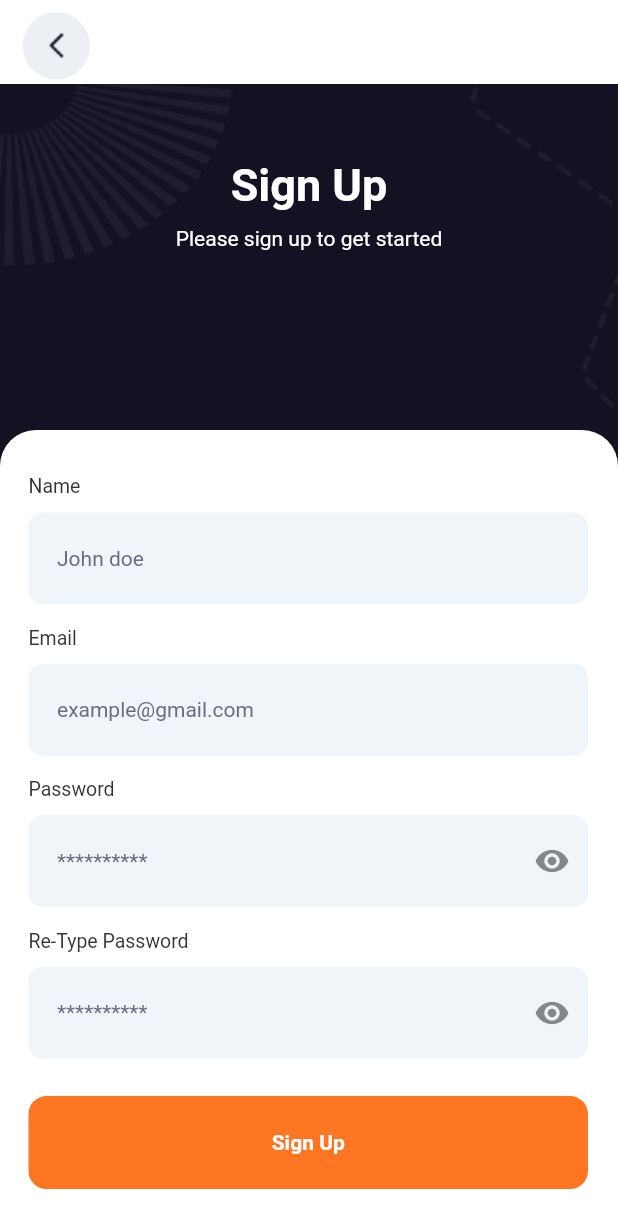
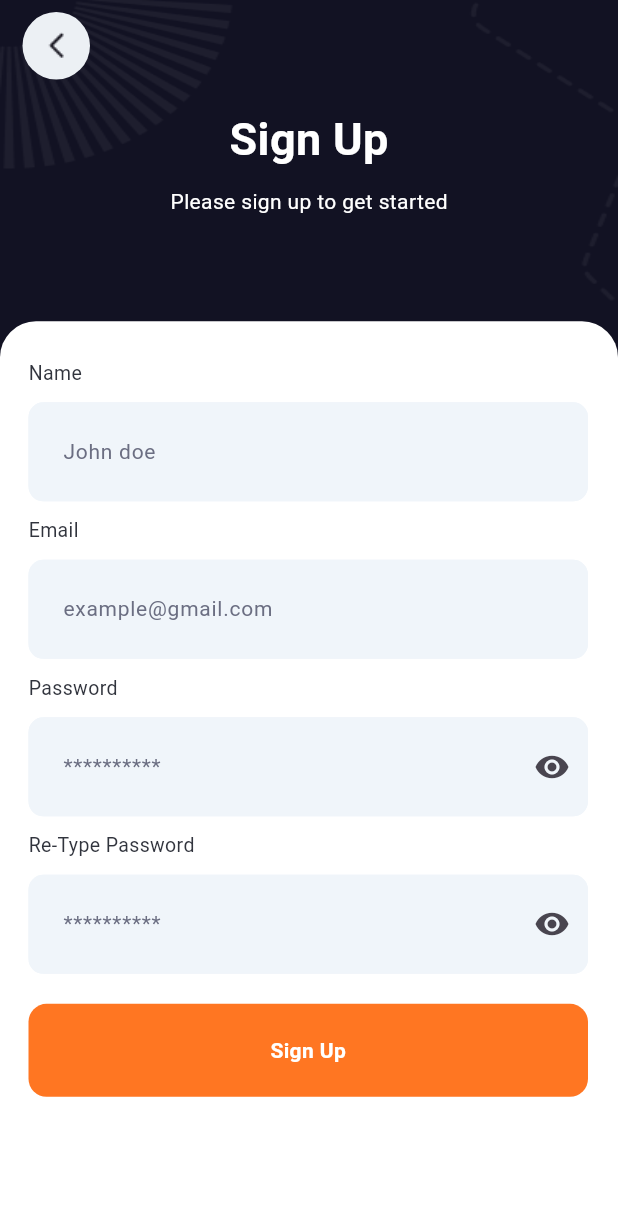
Before and after one commit to yasinkntar/coody, a Flutter app: the LoginView screen opened directly, after a tap on "SIGN UP", on a phone screen of 412 x 824 dp. Shown: the top 1228 px of the screen. Run offline on Flutter 3.47's test engine with Material 3 defaults, Android fonts, the light colour scheme and no system bars; our stand-ins replace bloc, cloud_firestore, firebase_auth, firebase_core, firebase_storage, flutter_bloc and 13 more; missing offline and left inert: another_stepper, shaky_animated_listview, u_credit_card; accounts and stored records are empty; Roboto replaces fonts that are missing (Sen).

Commit message:
Add animation & Repair AppBar Auth

```diff
--- a/lib/core/functions/routing.dart
+++ b/lib/core/functions/routing.dart
@@ -1,23 +1,91 @@
 import 'package:flutter/material.dart';
 
-pushTo(BuildContext context, Widget newView) {
-  Navigator.of(context).push(MaterialPageRoute(
-    builder: (context) => newView,
+// pushTo(BuildContext context, Widget newView) {
+//   Navigator.of(context).push(MaterialPageRoute(
+//     builder: (context) => newView,
+//   ));
+// }
+
+// pushToA(BuildContext context, Widget newView) {
+//   Navigator.of(context).push(PageRouteBuilder(
+//     transitionDuration: const Duration(seconds: 1),
+//     transitionsBuilder: (context, animation, secondaryAnimation, child) =>
+//         ScaleTransition(
+//             scale: animation, child: child, alignment: Alignment.centerLeft),
+//     pageBuilder: (context, animation, secondaryAnimation) => newView,
+//   ));
+// }
+pushTo(BuildContext context, Widget newView,
+    {AxisDirection axis = AxisDirection.left}) {
+  Navigator.of(context).push(PageRouteBuilder(
+    pageBuilder: (context, animation, secondaryAnimation) => newView,
+    transitionsBuilder: (context, animation, secondaryAnimation, child) {
+      var begin = getBeginOffset(axis);
+      const end = Offset.zero;
+      const curve = Curves.ease;
+
+      var tween = Tween(begin: begin, end: end).chain(CurveTween(curve: curve));
+
+      return SlideTransition(
+        position: animation.drive(tween),
+        child: child,
+      );
+    },
   ));
 }
 
-pushToWithReplacement(BuildContext context, Widget newView) {
+pushToWithReplacement(BuildContext context, Widget newView,
+    {AxisDirection axis = AxisDirection.left}) {
+  Navigator.of(context).pushReplacement(PageRouteBuilder(
+    pageBuilder: (context, animation, secondaryAnimation) => newView,
+    transitionsBuilder: (context, animation, secondaryAnimation, child) {
+      var begin = getBeginOffset(axis);
+      const end = Offset.zero;
+      const curve = Curves.ease;
 
-  Navigator.of(context).pushReplacement(MaterialPageRoute(
-    builder: (context) => newView,
+      var tween = Tween(begin: begin, end: end).chain(CurveTween(curve: curve));
+
+      return SlideTransition(
+        position: animation.drive(tween),
+        child: child,
+      );
+    },
   ));
 }
 
-pushAndRemoveUntil(BuildContext context, Widget newView) {
+pushAndRemoveUntil(BuildContext context, Widget newView,
+    {AxisDirection axis = AxisDirection.left}) {
   Navigator.of(context).pushAndRemoveUntil(
-      MaterialPageRoute(
-        builder: (context) => newView,
+      PageRouteBuilder(
+        pageBuilder: (context, animation, secondaryAnimation) => newView,
+        transitionsBuilder: (context, animation, secondaryAnimation, child) {
+          var begin = getBeginOffset(axis);
+          const end = Offset.zero;
+          const curve = Curves.ease;
+
+          var tween =
+              Tween(begin: begin, end: end).chain(CurveTween(curve: curve));
+
+          return SlideTransition(
+            position: animation.drive(tween),
+            child: child,
+          );
+        },
       ),
-      // ignore: avoid_types_as_parameter_names, non_constant_identifier_names
-      (Route) => false);
+      (route) => false);
 }
+
+Offset getBeginOffset(AxisDirection axis) {
+  switch (axis) {
+    case AxisDirection.up:
+      return const Offset(0, 1);
+    case AxisDirection.down:
+      return const Offset(0, -1);
+    case AxisDirection.right:
+      return const Offset(-1, 0);
+    case AxisDirection.left:
+      return const Offset(1, 0);
+    default:
+      return const Offset(0, 1);
+  }
+}
--- a/lib/core/widgets/textinput_widget.dart
+++ b/lib/core/widgets/textinput_widget.dart
@@ -54,6 +54,7 @@ class _TextInputState extends State<TextInput> {
             : const SizedBox(),
         widget.showlabel ? const Gap(10) : const SizedBox(),
         TextFormField(
+          cursorColor: AppColors.colorprimer,
           inputFormatters: widget.maskTextInputFormatter == null
               ? []
               : [widget.maskTextInputFormatter!],
@@ -127,7 +128,7 @@ class _TextInputState extends State<TextInput> {
                 borderRadius: const BorderRadius.all(Radius.circular(10))),
           ),
         ),
-        const Gap(15)
+        const Gap(10)
       ],
     );
   }
--- a/lib/features/auth/presentation/screens/login_view.dart
+++ b/lib/features/auth/presentation/screens/login_view.dart
@@ -43,11 +43,12 @@ class _LoginViewState extends State<LoginView> {
           backgroundColor: AppColors.scaffoldBGdark,
           body: SafeArea(
             child: SingleChildScrollView(
+              physics: const BouncingScrollPhysics(),
               child: Column(
                 children: [
                   Container(
                     width: SizeConfig.screenWidth,
-                    height: SizeConfig.screenHeight * 0.28,
+                    height: SizeConfig.screenHeight * 0.26,
                     decoration: const BoxDecoration(
                         image: DecorationImage(
                             alignment: Alignment.center,
@@ -72,7 +73,7 @@ class _LoginViewState extends State<LoginView> {
                   ),
                   Container(
                     width: SizeConfig.screenWidth,
-                    height: SizeConfig.screenHeight * 0.72,
+                    height: SizeConfig.screenHeight * 0.74,
                     decoration: const BoxDecoration(
                         color: Colors.white,
                         borderRadius: BorderRadius.only(
@@ -80,7 +81,7 @@ class _LoginViewState extends State<LoginView> {
                           topRight: Radius.circular(24),
                         )),
                     child: Padding(
-                        padding: const EdgeInsets.fromLTRB(19, 30, 20, 21),
+                        padding: const EdgeInsets.fromLTRB(19, 25, 20, 15),
                         child: Column(
                           children: [
                             TextInput(
@@ -101,7 +102,8 @@ class _LoginViewState extends State<LoginView> {
                               children: [
                                 TextButton(
                                   onPressed: () {
-                                    pushTo(context, const ForgotPasswordView());
+                                    pushTo(context, const ForgotPasswordView(),
+                                        axis: AxisDirection.up);
                                   },
                                   child: Text('Forgot Password',
                                       style: getTitleStyle(
--- a/lib/features/auth/presentation/screens/signup_view.dart
+++ b/lib/features/auth/presentation/screens/signup_view.dart
@@ -7,6 +7,7 @@ import 'package:coody/core/widgets/custom_dialogs.dart';
 import 'package:coody/core/widgets/textinput_widget.dart';
 import 'package:coody/features/auth/presentation/blocs/sign_in_cubit.dart';
 import 'package:coody/features/auth/presentation/blocs/sign_in_state.dart';
+import 'package:coody/features/auth/widget/appbarsauth.dart';
 import 'package:coody/features/drawer/drawer_screen.dart';
 import 'package:flutter/material.dart';
 import 'package:coody/core/utils/size_config.dart';
@@ -45,27 +46,28 @@ class _SignupViewState extends State<SignupView> {
     }, builder: (context, state) {
       return Scaffold(
         backgroundColor: AppColors.scaffoldBGdark,
-        appBar: appBars(context: context,isback: true),
+
         body: SafeArea(
           child: SingleChildScrollView(
+            physics: const BouncingScrollPhysics(),
             child: Form(
               key: formKey,
               child: Column(
                 children: [
                   Container(
                     width: SizeConfig.screenWidth,
-                    height: SizeConfig.screenHeight * 0.28,
+                    height: SizeConfig.screenHeight * 0.26,
                     decoration: const BoxDecoration(
                         image: DecorationImage(
                             alignment: Alignment.center,
                             image: AssetImage('assets/splassch.png'),
                             fit: BoxFit.fill)),
-                    child: Padding(
-                      padding: const EdgeInsets.only(top: 50),
                     child: Column(
                         crossAxisAlignment: CrossAxisAlignment.center,
+                        mainAxisAlignment: MainAxisAlignment.start,
                         children: [
-
+                          appBars(context: context, color: Colors.transparent),
+                          const Gap(15),
                           Text('Sign Up',
                               style: getbodyStyle(
                                   fontSize: 30,
@@ -79,10 +81,9 @@ class _SignupViewState extends State<SignupView> {
                                   color: AppColors.white)),
                         ]),
                   ),
-                  ),
                   Container(
                     width: SizeConfig.screenWidth,
-                    height: SizeConfig.screenHeight * 0.72,
+                    height: SizeConfig.screenHeight * 0.74,
                     decoration: const BoxDecoration(
                         color: Colors.white,
                         borderRadius: BorderRadius.only(
@@ -90,7 +91,7 @@ class _SignupViewState extends State<SignupView> {
                           topRight: Radius.circular(24),
                         )),
                     child: Padding(
-                        padding: const EdgeInsets.fromLTRB(19, 30, 20, 21),
+                        padding: const EdgeInsets.fromLTRB(19, 25, 20, 15),
                         child: Column(
                           children: [
                             TextInput(
```
Also changed, not shown: lib/features/auth/presentation/screens/forgotpassword.dart (+10 -7 lines), lib/features/auth/widget/appbarsauth.dart (added, +31 -0 lines), lib/main.dart (+5 -5 lines). Lines whose indentation alone changed are shown as unchanged.
